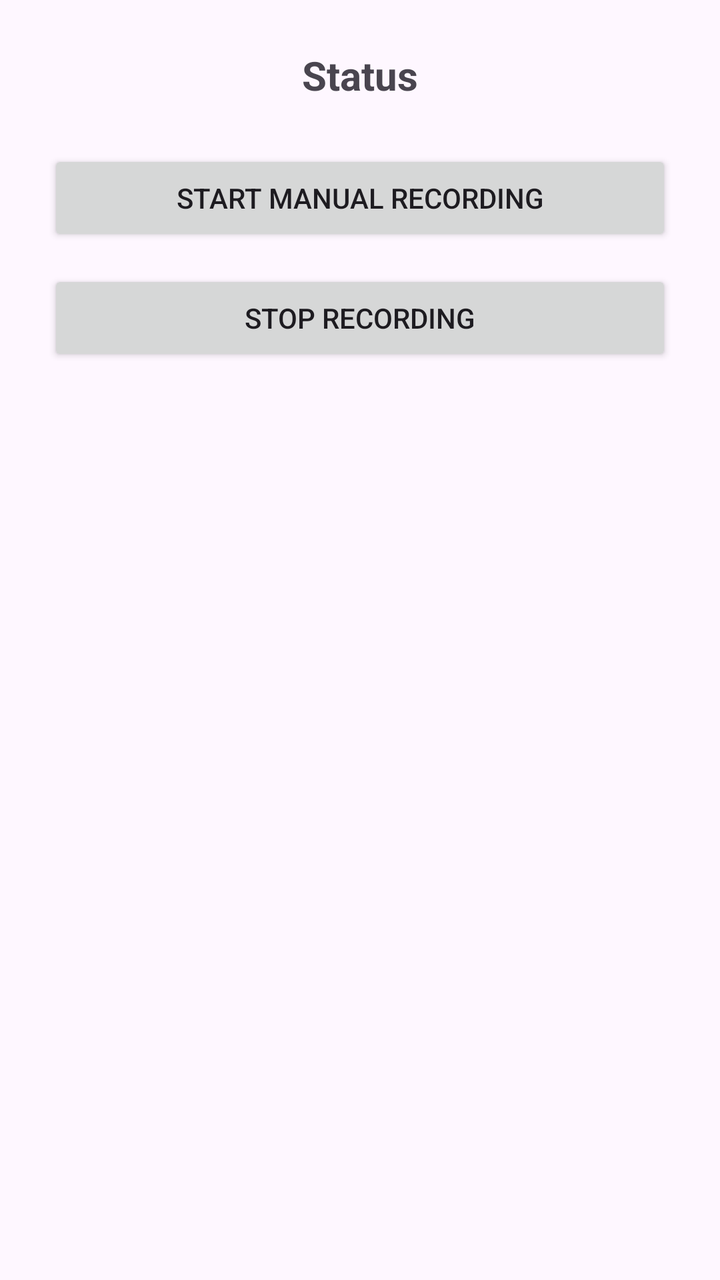
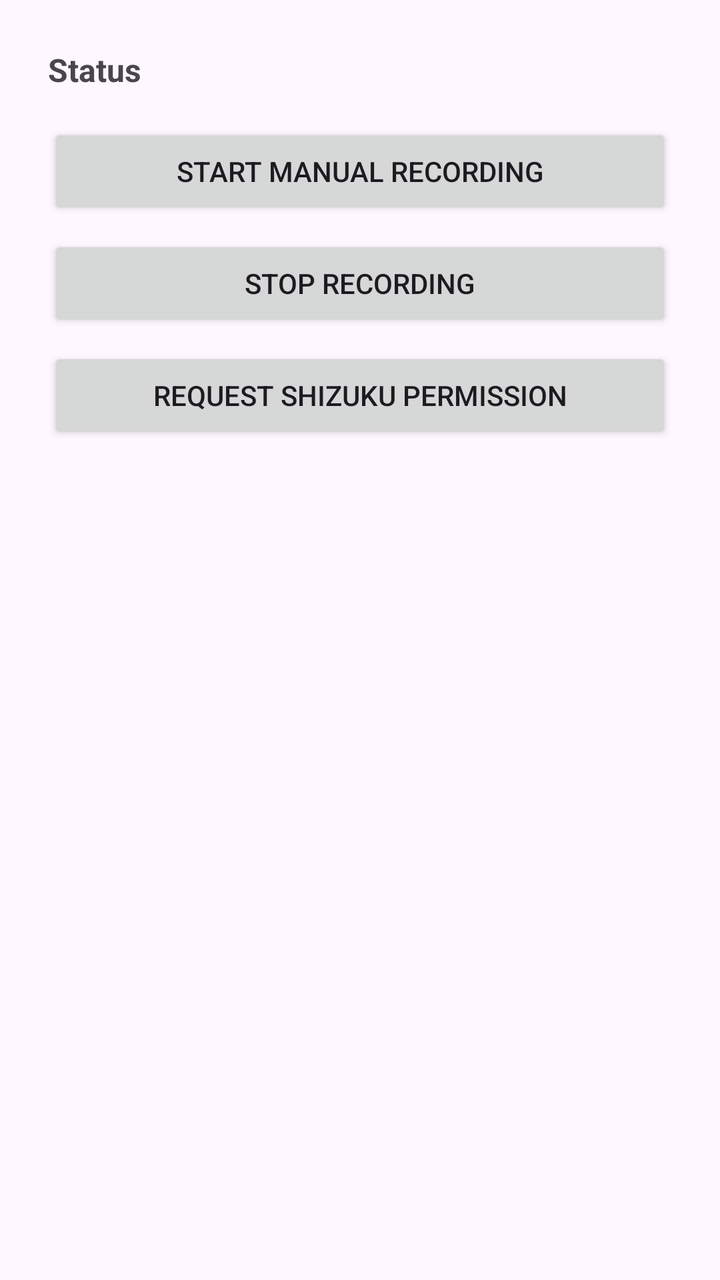

Screens rendered from an Android XML layout before and after an edit, with the pre-edit source and the edit as a unified diff.
<!-- AndroidManifest.xml: activity theme Theme.SolidCallRecorder -->
<!-- res/layout/activity_main.xml -->
<?xml version="1.0" encoding="utf-8"?>
<LinearLayout xmlns:android="http://schemas.android.com/apk/res/android"
    android:layout_width="match_parent"
    android:layout_height="match_parent"
    android:orientation="vertical"
    android:padding="24dp"
    android:gravity="center_horizontal">

    <TextView
        android:id="@+id/statusText"
        android:layout_width="wrap_content"
        android:layout_height="wrap_content"
        android:text="Status"
        android:textSize="20sp"
        android:textStyle="bold"
        android:layout_marginBottom="24dp" />

    <Button
        android:id="@+id/btnStart"
        android:layout_width="match_parent"
        android:layout_height="wrap_content"
        android:text="Start Manual Recording"
        android:layout_marginBottom="12dp" />

    <Button
        android:id="@+id/btnStop"
        android:layout_width="match_parent"
        android:layout_height="wrap_content"
        android:text="Stop Recording"
        android:layout_marginBottom="32dp" />

    <ScrollView
        android:layout_width="match_parent"
        android:layout_height="0dp"
        android:layout_weight="1">
        <TextView
            android:id="@+id/infoText"
            android:layout_width="match_parent"
            android:layout_height="wrap_content"
            android:textSize="14sp"
            android:lineSpacingExtra="4dp" />
    </ScrollView>
</LinearLayout>
<!-- resources referenced by this layout -->
<resources>
  <style name="Theme.SolidCallRecorder" parent="Theme.Material3.DayNight.NoActionBar">
          <item name="colorPrimary">@android:color/holo_blue_dark</item>
      </style>
</resources>

<!-- the commit's change to res/layout/activity_main.xml (unified diff, before → after) -->
@@ -8,26 +8,33 @@
 
     <TextView
         android:id="@+id/statusText"
-        android:layout_width="wrap_content"
+        android:layout_width="match_parent"
         android:layout_height="wrap_content"
         android:text="Status"
-        android:textSize="20sp"
+        android:textSize="16sp"
         android:textStyle="bold"
-        android:layout_marginBottom="24dp" />
+        android:layout_marginBottom="16dp" />
 
     <Button
         android:id="@+id/btnStart"
         android:layout_width="match_parent"
         android:layout_height="wrap_content"
         android:text="Start Manual Recording"
-        android:layout_marginBottom="12dp" />
+        android:layout_marginBottom="8dp" />
 
     <Button
         android:id="@+id/btnStop"
         android:layout_width="match_parent"
         android:layout_height="wrap_content"
         android:text="Stop Recording"
-        android:layout_marginBottom="32dp" />
+        android:layout_marginBottom="8dp" />
+
+    <Button
+        android:id="@+id/btnShizuku"
+        android:layout_width="match_parent"
+        android:layout_height="wrap_content"
+        android:text="Request Shizuku Permission"
+        android:layout_marginBottom="24dp" />
 
     <ScrollView
         android:layout_width="match_parent"
